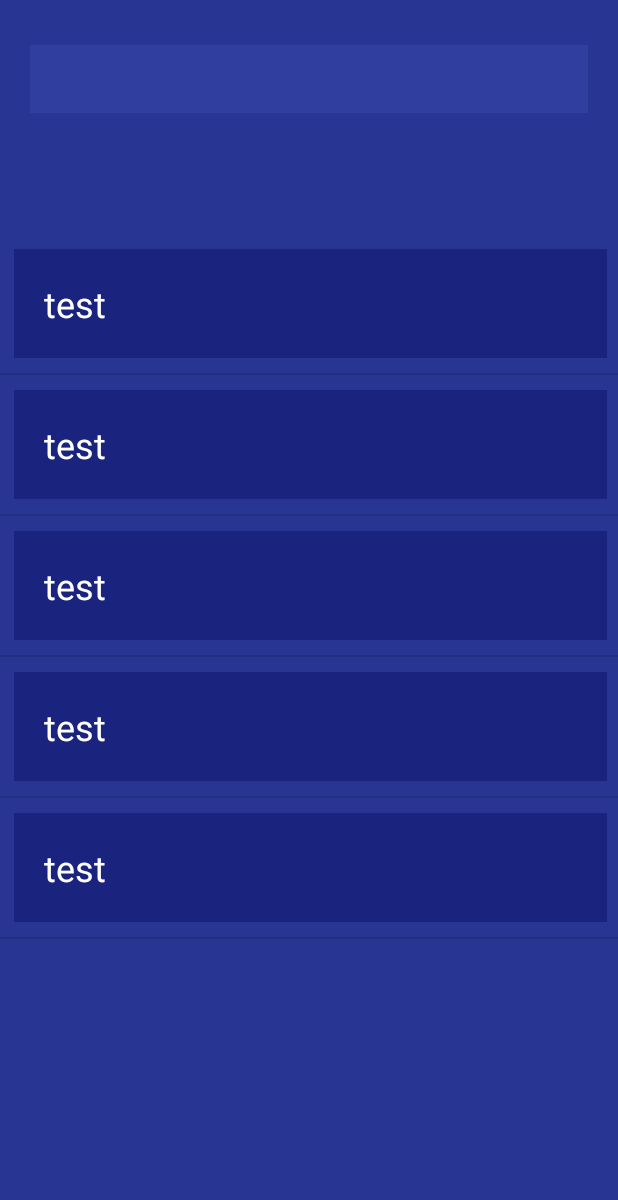
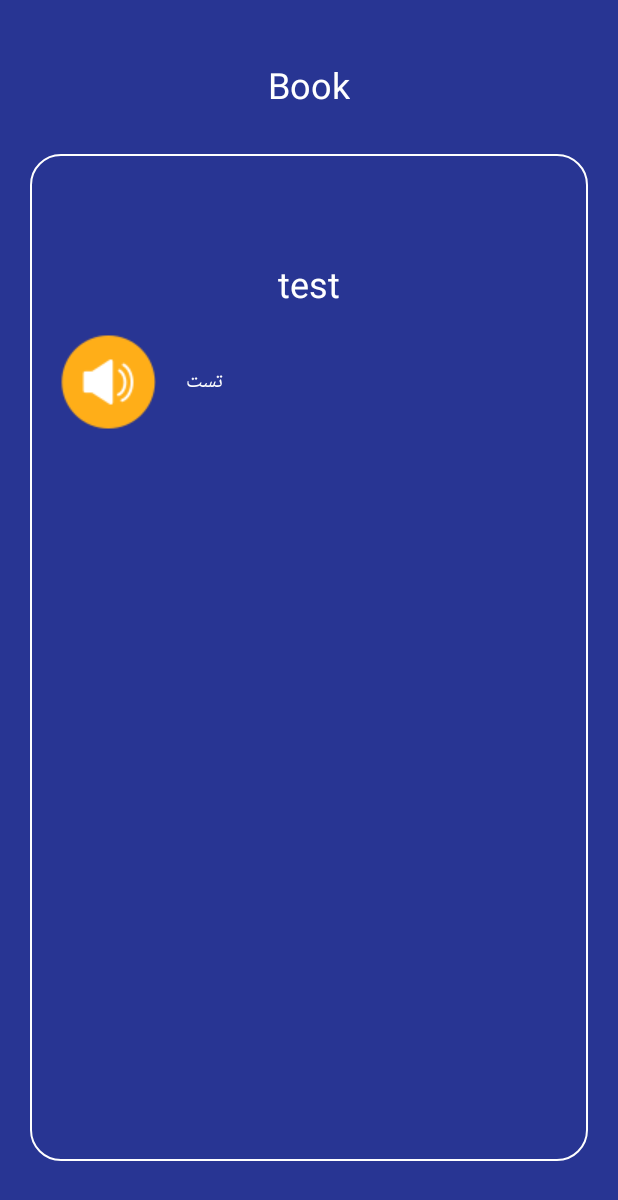
Before and after one commit to nadia-am/GreeceDictionary, an Android app: the screen it shows after launch (MainActivity before the commit, WordActivity after it), after a tap on "test", on a phone screen of 412 x 824 dp. Shown: the top 1200 px of the screen. Run offline under Robolectric (Android 15) with nearby library versions, the phone set to English and light mode, and no system bars.

Commit message:
add list view on item click

```diff
--- a/app/src/main/java/com/a/myapplication/CustomAdapter.java
+++ b/app/src/main/java/com/a/myapplication/CustomAdapter.java
@@ -1,6 +1,8 @@
 package com.a.myapplication;
 
+import android.app.AlertDialog;
 import android.content.Context;
+import android.content.Intent;
 import android.database.DataSetObserver;
 import android.view.LayoutInflater;
 import android.view.View;
@@ -47,18 +49,22 @@ class CustomAdapter implements ListAdapter {
         return false;
     }
     @Override
-    public View getView(int position, View convertView, ViewGroup parent) {
-        Word word=arrayList.get(position);
+    public View getView(final int position, View convertView, ViewGroup parent) {
+        final Word _word=arrayList.get(position);
         if(convertView==null) {
             LayoutInflater layoutInflater = LayoutInflater.from(context);
             convertView=layoutInflater.inflate(R.layout.list_row, null);
             convertView.setOnClickListener(new View.OnClickListener() {
                 @Override
                 public void onClick(View v) {
+                    Intent myIntent = new Intent(context, WordActivity.class);
+                    myIntent.putExtra("greece",_word.getGreece());
+                    myIntent.putExtra("persian",_word.getPersion());
+                    context.startActivity(myIntent);
                 }
             });
             TextView tittle=convertView.findViewById(R.id.tv_word);
-            tittle.setText(word.getGreece());
+            tittle.setText(_word.getGreece());
 
         }
         return convertView;
--- a/app/src/main/java/com/a/myapplication/MainActivity.java
+++ b/app/src/main/java/com/a/myapplication/MainActivity.java
@@ -2,20 +2,24 @@ package com.a.myapplication;
 
 import androidx.appcompat.app.AppCompatActivity;
 
+import android.content.Intent;
 import android.os.Bundle;
+import android.view.View;
+import android.widget.AdapterView;
 import android.widget.ListView;
+import android.widget.Toast;
 
 import java.util.ArrayList;
 
 public class MainActivity extends AppCompatActivity {
-
+    ArrayList<Word> arrayList = new ArrayList<>();
     @Override
     protected void onCreate(Bundle savedInstanceState) {
         super.onCreate(savedInstanceState);
         setContentView(R.layout.activity_main);
 
         final ListView list = findViewById(R.id.list);
-        ArrayList<Word> arrayList = new ArrayList<>();
+        arrayList = new ArrayList<>();
         Word word = new Word();
         word.setPersion("تست");
         word.setGreece("test");
@@ -26,5 +30,6 @@ public class MainActivity extends AppCompatActivity {
         arrayList.add(word);
         CustomAdapter customAdapter = new CustomAdapter(this, arrayList);
         list.setAdapter(customAdapter);
+
     }
 }
--- a/app/src/main/java/com/a/myapplication/WordActivity.java
+++ b/app/src/main/java/com/a/myapplication/WordActivity.java
@@ -1,6 +1,8 @@
 package com.a.myapplication;
 
+import android.content.Intent;
 import android.os.Bundle;
+import android.widget.TextView;
 
 import androidx.appcompat.app.AppCompatActivity;
 
@@ -10,5 +12,16 @@ public class WordActivity extends AppCompatActivity {
     protected void onCreate(Bundle savedInstanceState) {
         super.onCreate(savedInstanceState);
         setContentView(R.layout.word_activity);
+
+        Intent myIntent = getIntent();
+
+        String greece = myIntent.getStringExtra("greece");
+        String persian= myIntent.getStringExtra("persian");
+
+        TextView tv_definition = findViewById(R.id.tv_definition);
+        tv_definition.setText(greece);
+
+        TextView tv_persian = findViewById(R.id.tv_persian);
+        tv_persian.setText(persian);
     }
 }
--- a/app/src/main/res/layout/list_row.xml
+++ b/app/src/main/res/layout/list_row.xml
@@ -7,7 +7,7 @@
         android:id="@+id/tv_word"
         android:layout_width="match_parent"
         android:layout_height="wrap_content"
-        android:layout_margin="10dp"
+        android:layout_margin="20dp"
         android:background="@color/base2_color"
         android:padding="20dp"
         android:text="TextView"
--- a/app/src/main/res/layout/word_activity.xml
+++ b/app/src/main/res/layout/word_activity.xml
@@ -61,7 +61,7 @@
                 app:srcCompat="@drawable/voice" />
 
             <TextView
-                android:id="@+id/textView3"
+                android:id="@+id/tv_persian"
                 android:layout_width="wrap_content"
                 android:layout_height="wrap_content"
                 android:layout_marginStart="20dp"
```
Also changed, not shown: app/build.gradle (+10 -0 lines), 2 other files.
